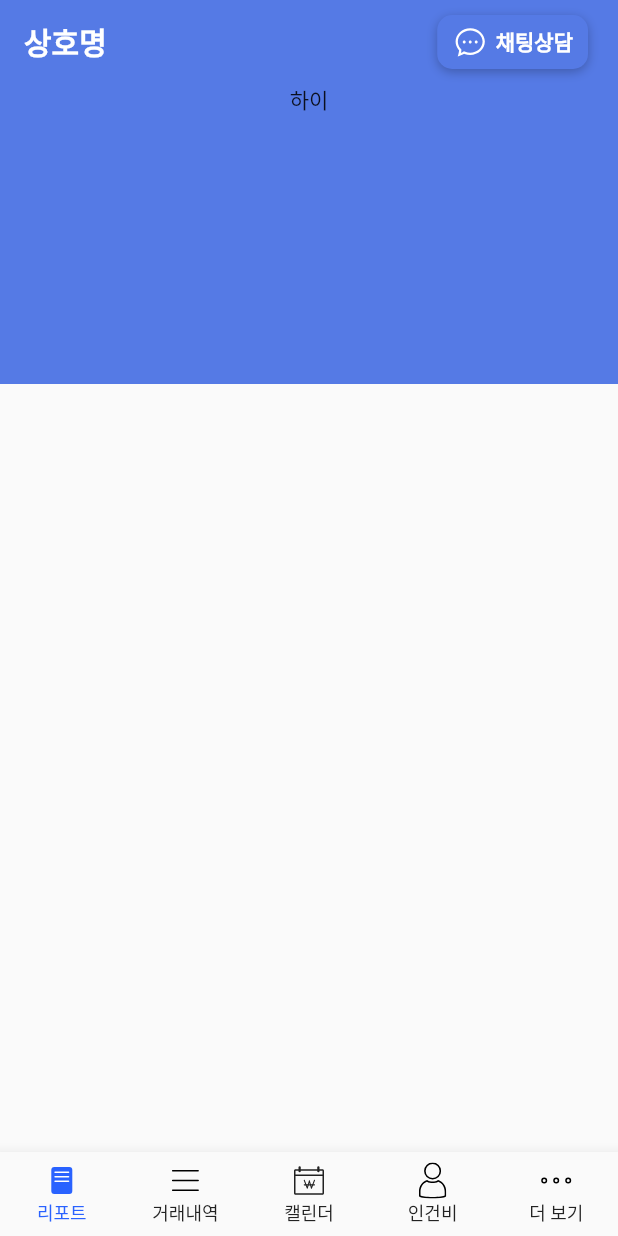
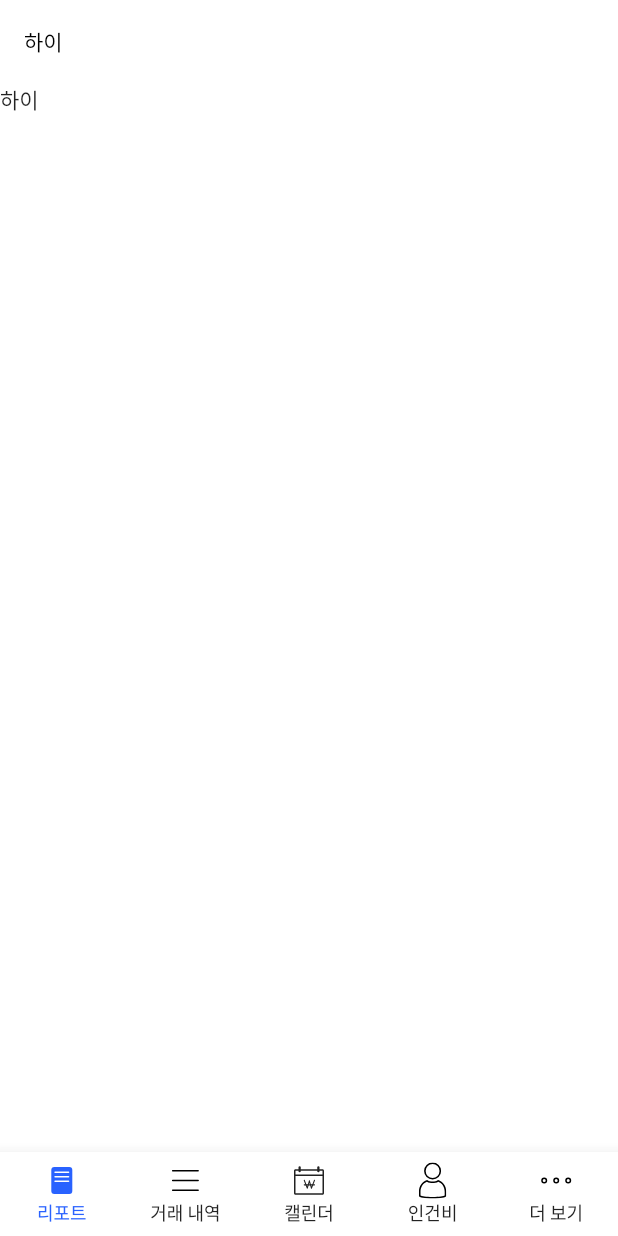
Before and after one commit to StarBamBi/clone_readnumber_app, a Flutter app: the screen it shows after launch, on a phone screen of 412 x 824 dp. Run offline on Flutter 3.47's test engine with Material 2 defaults, Android fonts, the phone set to English and light mode, and no system bars; our stand-ins replace flutter_screenutil, flutter_svg.

Commit message:
Feat. screen_main.dart 구성 중

```diff
--- a/lib/main.dart
+++ b/lib/main.dart
@@ -1,10 +1,17 @@
 import 'package:clone_readnumber_app/screen/calendar/calendar_main.dart';
+import 'package:clone_readnumber_app/screen/main/screen_main.dart';
 import 'package:clone_readnumber_app/screen/payroll/payroll_main.dart';
 import 'package:clone_readnumber_app/screen/report/report_main.dart';
 import 'package:clone_readnumber_app/screen/settings/settings_main.dart';
 import 'package:clone_readnumber_app/screen/transactiion_history/transaction_history_main.dart';
+import 'package:flutter/cupertino.dart';
 import 'package:flutter/material.dart';
+import 'package:flutter/services.dart';
+import 'package:flutter_localizations/flutter_localizations.dart';
+import 'package:flutter_screenutil/flutter_screenutil.dart';
 import 'package:flutter_svg/flutter_svg.dart';
+
+import 'consts/const_properties.dart';
 
 void main() {
   runApp(const MyApp());
@@ -118,76 +125,66 @@ class _MyHomePageState extends State<MyHomePage> {
 
   @override
   Widget build(BuildContext context) {
-    return Scaffold(
-      appBar: AppBar(
-        automaticallyImplyLeading : false,  // 뒤로가기 버튼 제거
-        backgroundColor: _mainColor,
-        elevation: 0,
-        title: Text(widget.title, style: const TextStyle(fontWeight: FontWeight.bold,),),
-        actions: <Widget>[
-          Row(
-            children: [
-              Container(
-                margin: const EdgeInsets.symmetric(
-                  horizontal: 0.0,
-                  vertical: 10.0,
+    return ScreenUtilInit(
+        // 스크린 사이즈 대응
+        designSize: Size(360, 690),
+        builder: (ctx, child) {
+          return MaterialApp(
+            builder: (context, child) => MediaQuery(data: MediaQuery.of(context).copyWith(
+              textScaleFactor: 1.0,
+              boldText: false,
             ),
-                padding: const EdgeInsets.symmetric(
-                  horizontal: 10.0,
-                  vertical: 5.0,
+              child: child!,
             ),
-                  alignment: Alignment.center,
-                  decoration: BoxDecoration(
-                    color: Color(0xff557ae5),
-                    borderRadius: BorderRadius.circular(10.0),
-                    boxShadow: [
-                      BoxShadow(
-                        color: Colors.black.withOpacity(0.25),
-                        offset: Offset(0.0, 2.0),
-                        blurRadius: 5.0
-                      ),
+            title: '리드넘버',
+            debugShowCheckedModeBanner: false,  // 디버그 배너 표시 유무
+            localizationsDelegates: const[
+              // ... 앱 별 Localization Delegate를 여기에 정의(앱국제화)
+              GlobalMaterialLocalizations.delegate,
+              GlobalWidgetsLocalizations.delegate,
+              GlobalCupertinoLocalizations.delegate,
             ],
-                  ),
-                child: Row(
-                  children: [
-                    SvgPicture.asset(
-                      'assets/images/ic_chat.svg',
-                      width: 24.0,
-                      height: 24.0,
-                      color: Colors.white,
-                    ),
-                    const SizedBox(width: 5.0),
-                    const Text(
-                      '채팅상담',
-                      style: TextStyle(
-                        color: Colors.white,
-                        fontSize: 14.0,
+            theme: ThemeData(
+              fontFamily: 'Noto',
+              hintColor: const Color(0xff808080),
+              textTheme: TextTheme(
+                headline1: TextStyle(
+                  color: primaryBlackColor,
+                  fontSize: 18.0,
                   fontWeight: FontWeight.bold,
                 ),
-                    ),
-                  ],
+                bodyText1: TextStyle(
+                  color: primaryBlackColor,
+                  fontSize: 14.0,
                 ),
               ),
-            ],
+              appBarTheme: const AppBarTheme(
+                color: Colors.white,
+                titleTextStyle: TextStyle(color: Colors.black),
+                elevation: 0.0,
+                textTheme: TextTheme(
+                  headline6: TextStyle(
+                    color: Colors.black,
+                    fontSize: 18.0,
                   ),
-          SizedBox(width: 20.0),
-        ],
                 ),
-      body: pages[_selectedIndex],
-      bottomNavigationBar: BottomNavigationBar(
-        type: BottomNavigationBarType.fixed,
-        selectedItemColor: Color(0xff2962ff),
-        selectedFontSize: 12.0,
-        unselectedItemColor: Color(0xff222222),
-        unselectedFontSize: 12.0,
-        currentIndex: _selectedIndex,
-        onTap: (int index) {
-          setState(() {
-            _selectedIndex = index;
-          });
+                iconTheme: IconThemeData(color: Colors.black),
+                actionsIconTheme: IconThemeData(color: Colors.black),
+                systemOverlayStyle: SystemUiOverlayStyle.light,
+              ),
+              scaffoldBackgroundColor: Colors.white,
+              cupertinoOverrideTheme: CupertinoTheme.of(context).copyWith(
+                brightness: Brightness.light,
+              ),
+              highlightColor: const Color(0xfff8f8f8),
+              splashColor: const Color(0xfff8f8f8),
+            ),
+            initialRoute: '/',
+            routes: {
+              '/': (context) => const ScreenMain(),
             },
-        items: bottomItems,
-      ),
+          );
+        }
     );
   }
 }
--- /dev/null
+++ b/lib/screen/main/screen_main.dart
@@ -0,0 +1,107 @@
+import 'package:flutter/material.dart';
+import 'package:flutter_svg/svg.dart';
+
+class ScreenMain extends StatefulWidget {
+  const ScreenMain({Key? key}) : super(key: key);
+
+  @override
+  _ScreenMainState createState() => _ScreenMainState();
+}
+
+class _ScreenMainState extends State<ScreenMain> {
+  static final _mainColor = Color(0xff557ae5);
+  int _selectedIndex = 0;
+
+  List<BottomNavigationBarItem> bottomItems = [
+    BottomNavigationBarItem(
+      label: '리포트',
+      icon: SvgPicture.asset(
+        'assets/images/ic_report_nor.svg',
+        width: 24.0,
+        height: 24.0,
+      ),
+      activeIcon: SvgPicture.asset(
+        'assets/images/ic_report_active.svg',
+        width: 24.0,
+        height: 24.0,
+      ),
+    ),
+    BottomNavigationBarItem(
+      label: '거래 내역',
+      icon: SvgPicture.asset(
+        'assets/images/ic_transaction_history_nor.svg',
+        width: 24.0,
+        height: 24.0,
+      ),
+      activeIcon: SvgPicture.asset(
+        'assets/images/ic_transaction_history_active.svg',
+        width: 24.0,
+        height: 24.0,
+      ),
+    ),
+    BottomNavigationBarItem(
+      label: '캘린더',
+      icon: SvgPicture.asset(
+        'assets/images/ic_sales_nor.svg',
+        width: 24.0,
+        height: 24.0,
+      ),
+      activeIcon: SvgPicture.asset(
+        'assets/images/ic_sales_active.svg',
+        width: 24.0,
+        height: 24.0,
+      ),
+    ),
+    BottomNavigationBarItem(
+      label: '인건비',
+      icon: SvgPicture.asset(
+        'assets/images/ic_payroll_nor.svg',
+        width: 24.0,
+        height: 24.0,
+      ),
+      activeIcon: SvgPicture.asset(
+        'assets/images/ic_payroll_active.svg',
+        width: 24.0,
+        height: 24.0,
+      ),
+    ),
+    BottomNavigationBarItem(
+      label: '더 보기',
+      icon: SvgPicture.asset(
+        'assets/images/ic_settings_nor.svg',
+        width: 24.0,
+        height: 24.0,
+      ),
+      activeIcon: SvgPicture.asset(
+        'assets/images/ic_settings_active.svg',
+        width: 24.0,
+        height: 24.0,
+      ),
+    ),
+  ];
+
+  @override
+  Widget build(BuildContext context) {
+    return Scaffold(
+      appBar: AppBar(
+        title: const Text('하이'),
+      ),
+      body: const Text('하이'),
+      bottomNavigationBar: BottomNavigationBar(
+        type: BottomNavigationBarType.fixed,
+        backgroundColor: Colors.white,  // Bar 배경색
+        showUnselectedLabels: true,
+        selectedItemColor: const Color(0xff2962ff),
+        selectedFontSize: 12.0,
+        unselectedItemColor: const Color(0xff222222),
+        unselectedFontSize: 12.0,
+        items: bottomItems,
+        onTap: (int index) {
+          setState(() {
+            _selectedIndex=index;
+          });
+        },
+      ),
+    );
+  }
+}
--- a/lib/screen/report/report_main.dart
+++ b/lib/screen/report/report_main.dart
@@ -1,4 +1,5 @@
 import 'package:flutter/material.dart';
+import 'package:flutter_svg/svg.dart';
 
 class ReportMain extends StatefulWidget {
   const ReportMain({Key? key}) : super(key: key);
@@ -8,24 +9,9 @@ class ReportMain extends StatefulWidget {
 }
 
 class _ReportMainState extends State<ReportMain> {
-  static final _mainColor = Color(0xff557ae5);
 
   @override
   Widget build(BuildContext contetx) {
-    return Column(
-      crossAxisAlignment: CrossAxisAlignment.start,
-      children: [
-        Container(
-          width: MediaQuery.of(context).size.width,
-          height: 200,
-          color: _mainColor,
-          child: Column(
-            children: const[
-              Text('하이')
-            ],
-          )
-        ),
-      ],
-    );
+    return Text('리포트 메인');
   }
 }
```
Also changed, not shown: lib/consts/const_properties.dart (added, +149 -0 lines), pubspec.yaml (+12 -6 lines), assets/fonts/NotoSansKR-Bold.otf (added), assets/fonts/NotoSansKR-Light.otf (added), assets/fonts/NotoSansKR-Regular.otf (added), pubspec.lock. Lines whose indentation alone changed are shown as unchanged.
